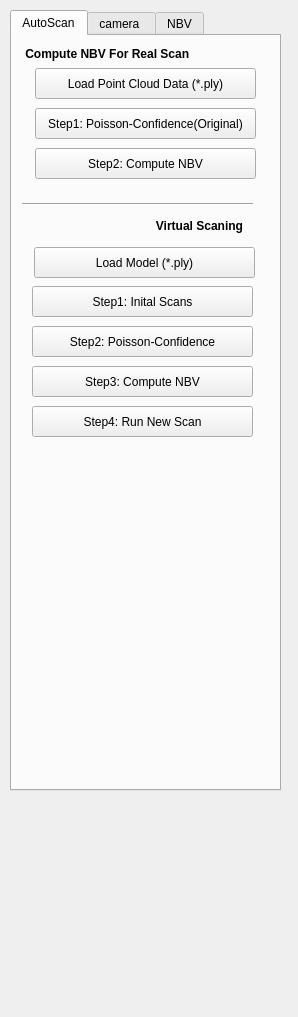
First picture: the form in PoissonGuidedAutoScanning/Point Cloud/UI/camera_para.ui, repository caomw/proactive-learning-on-scenes, before the edit.
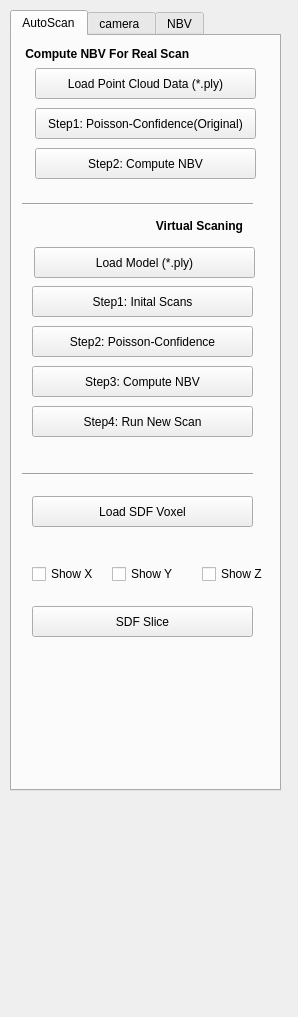
Second picture: the form after the edit.

Commit message:
added cut and show SDF slice
added main action show sdf voxel and show sdf slice

added load sdf voxel file into camera dlg

Diff of the .ui file:
```diff
--- a/PoissonGuidedAutoScanning/Point Cloud/UI/camera_para.ui
+++ b/PoissonGuidedAutoScanning/Point Cloud/UI/camera_para.ui
@@ -192,6 +192,84 @@
       <string>Step2: Compute NBV</string>
      </property>
     </widget>
+    <widget class="QPushButton" name="pushButton_load_sdf_voxels">
+     <property name="geometry">
+      <rect>
+       <x>20</x>
+       <y>460</y>
+       <width>221</width>
+       <height>31</height>
+      </rect>
+     </property>
+     <property name="text">
+      <string>Load SDF Voxel</string>
+     </property>
+    </widget>
+    <widget class="Line" name="line_6">
+     <property name="geometry">
+      <rect>
+       <x>10</x>
+       <y>430</y>
+       <width>231</width>
+       <height>16</height>
+      </rect>
+     </property>
+     <property name="orientation">
+      <enum>Qt::Horizontal</enum>
+     </property>
+    </widget>
+    <widget class="QPushButton" name="pushButton_run_sdf_slice">
+     <property name="geometry">
+      <rect>
+       <x>20</x>
+       <y>570</y>
+       <width>221</width>
+       <height>31</height>
+      </rect>
+     </property>
+     <property name="text">
+      <string>SDF Slice</string>
+     </property>
+    </widget>
+    <widget class="QCheckBox" name="checkBox_show_sdf_slice_X">
+     <property name="geometry">
+      <rect>
+       <x>20</x>
+       <y>530</y>
+       <width>71</width>
+       <height>16</height>
+      </rect>
+     </property>
+     <property name="text">
+      <string>Show X</string>
+     </property>
+    </widget>
+    <widget class="QCheckBox" name="checkBox_show_sdf_slice_Y">
+     <property name="geometry">
+      <rect>
+       <x>100</x>
+       <y>530</y>
+       <width>71</width>
+       <height>16</height>
+      </rect>
+     </property>
+     <property name="text">
+      <string>Show Y</string>
+     </property>
+    </widget>
+    <widget class="QCheckBox" name="checkBox_show_sdf_slice_Z">
+     <property name="geometry">
+      <rect>
+       <x>190</x>
+       <y>530</y>
+       <width>71</width>
+       <height>16</height>
+      </rect>
+     </property>
+     <property name="text">
+      <string>Show Z</string>
+     </property>
+    </widget>
    </widget>
    <widget class="QWidget" name="tab">
     <attribute name="title">
```
The commit also changes 18 other files.
